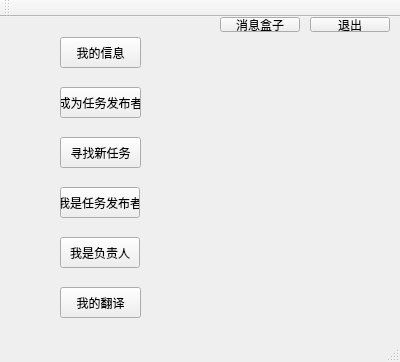
This is mainwindow.ui in ljy9912/summer as Qt 5 draws it before an edit. The edited form follows.
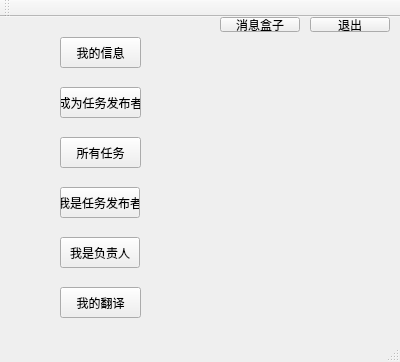
This is the edited form.

The edit to the form file:
```diff
--- a/mainwindow.ui
+++ b/mainwindow.ui
@@ -24,7 +24,7 @@
      </rect>
     </property>
     <property name="text">
-     <string>寻找新任务</string>
+     <string>所有任务</string>
     </property>
    </widget>
    <widget class="QPushButton" name="pushButton">
```
